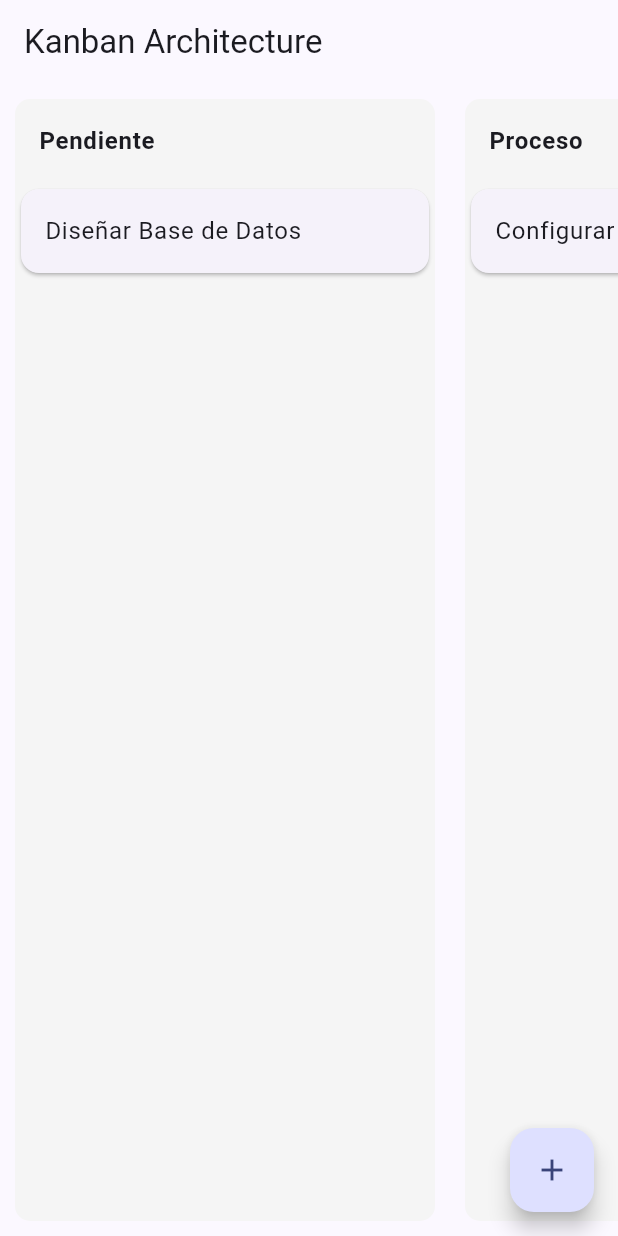
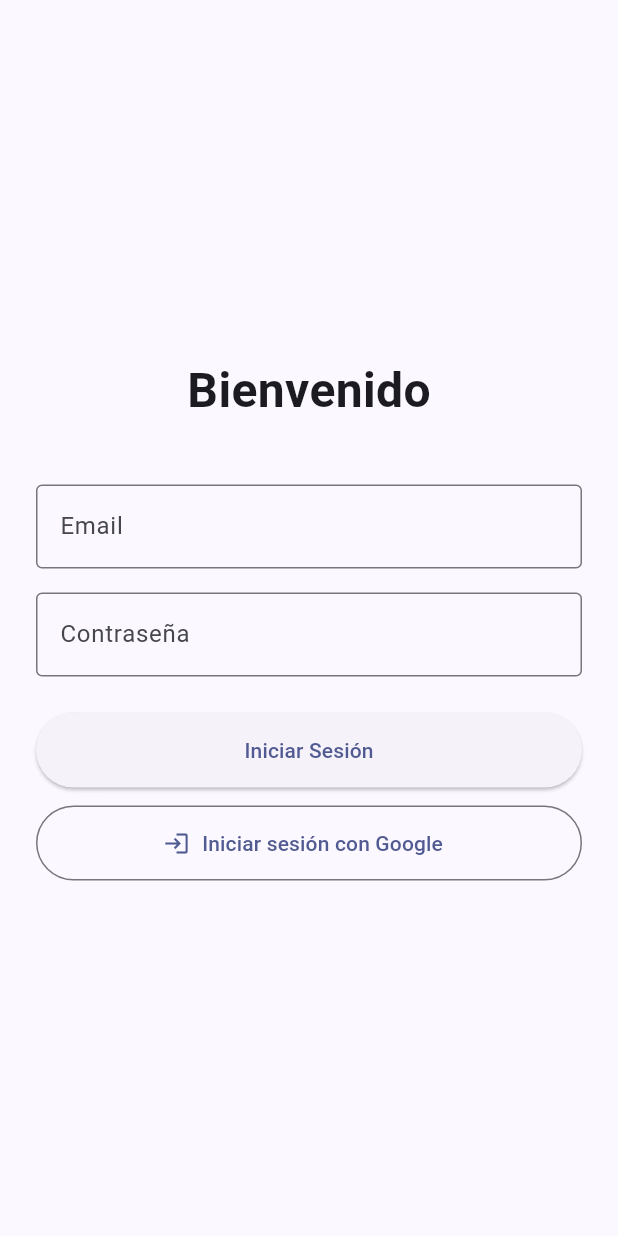
Before and after one commit to LucasCarrasqueiraBartual/KanbanClassroom, a Flutter app: the screen it shows after launch, on a phone screen of 412 x 824 dp. Run offline on Flutter 3.47's test engine with Material 3 defaults, Android fonts, the phone set to English and light mode, and no system bars.

Commit message:
commit login

```diff
--- a/kanban_classroom/lib/main.dart
+++ b/kanban_classroom/lib/main.dart
@@ -1,5 +1,6 @@
 import 'package:flutter/material.dart';
 import 'package:kanban_classroom/view/kanban_view.dart';
+import 'package:kanban_classroom/view/login_view.dart';
 
 void main() {
   runApp(const MyApp());
@@ -20,7 +21,8 @@ class MyApp extends StatelessWidget {
         brightness: Brightness.light,
       ),
       // La vista que creamos en el archivo anterior
-      home: const KanbanView(),
+      home: const LoginView(),
+
     );
   }
 }
--- /dev/null
+++ b/kanban_classroom/lib/view/login_view.dart
@@ -0,0 +1,44 @@
+import 'package:flutter/material.dart';
+import 'kanban_view.dart';
+
+class LoginView extends StatelessWidget {
+  const LoginView({super.key});
+
+  @override
+  Widget build(BuildContext context) {
+    return Scaffold(
+      body: Padding(
+        padding: const EdgeInsets.all(24.0),
+        child: Column(
+          mainAxisAlignment: MainAxisAlignment.center,
+          children: [
+            const Text("Bienvenido", style: TextStyle(fontSize: 32, fontWeight: FontWeight.bold)),
+            const SizedBox(height: 40),
+            const TextField(
+              decoration: InputDecoration(labelText: 'Email', border: OutlineInputBorder()),
+            ),
+            const SizedBox(height: 16),
+            const TextField(
+              obscureText: true,
+              decoration: InputDecoration(labelText: 'Contraseña', border: OutlineInputBorder()),
+            ),
+            const SizedBox(height: 24),
+            ElevatedButton(
+              style: ElevatedButton.styleFrom(minimumSize: const Size.fromHeight(50)),
+              onPressed: () => Navigator.pushReplacement(
+                context, MaterialPageRoute(builder: (context) => const KanbanView())),
+              child: const Text("Iniciar Sesión"),
+            ),
+            const SizedBox(height: 12),
+            OutlinedButton.icon(
+              style: OutlinedButton.styleFrom(minimumSize: const Size.fromHeight(50)),
+              icon: const Icon(Icons.login), // Aquí iría el logo de Google
+              label: const Text("Iniciar sesión con Google"),
+              onPressed: () { /* Lógica de Google */ },
+            ),
+          ],
+        ),
+      ),
+    );
+  }
+}
```
